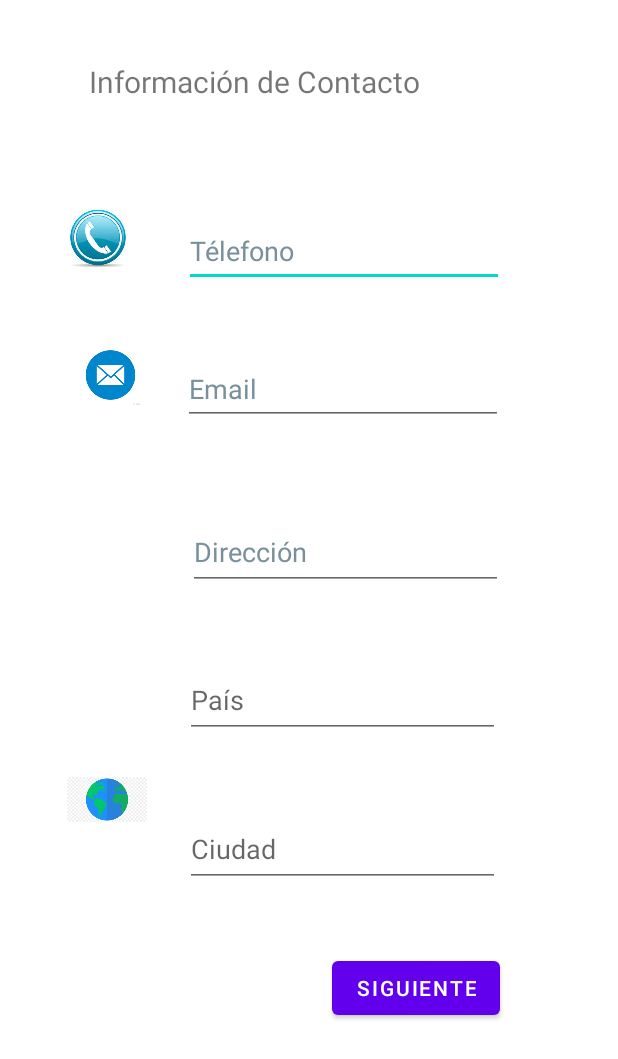
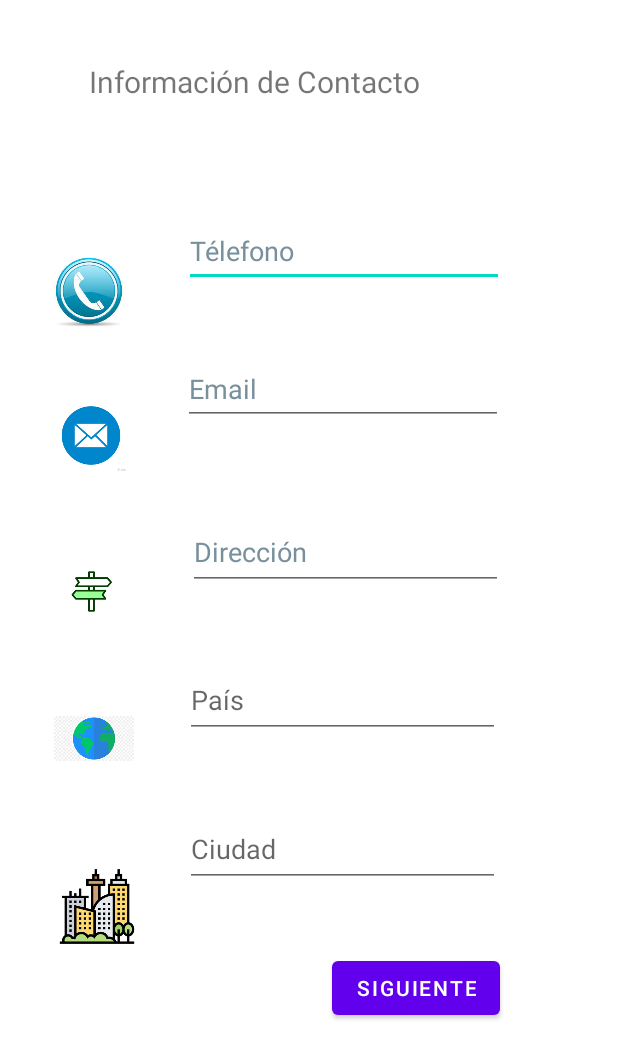
Before and after one commit to juangrestrepo/LasbCM20221-Gr10, an Android app: the MainActivity2 screen opened directly, with no data from a screen before it, on a phone screen of 412 x 824 dp. Shown: the top 1059 px of the screen. Run offline under Robolectric (Android 15) with nearby library versions, the phone set to English and light mode, and no system bars.

Commit message:
montando y organizando iconos

```diff
--- a/Lab1-UI/src/main/res/layout/activity_main.xml
+++ b/Lab1-UI/src/main/res/layout/activity_main.xml
@@ -119,8 +119,8 @@
         android:id="@+id/button"
         android:layout_width="wrap_content"
         android:layout_height="wrap_content"
-        android:layout_marginTop="132dp"
-        android:layout_marginEnd="72dp"
+        android:layout_marginTop="108dp"
+        android:layout_marginEnd="32dp"
         android:onClick="nextActivity"
         android:text="@string/siguiente"
         app:layout_constraintEnd_toEndOf="parent"
--- a/Lab1-UI/src/main/res/layout/contactdataactivity.xml
+++ b/Lab1-UI/src/main/res/layout/contactdataactivity.xml
@@ -45,40 +45,42 @@
 
     <ImageView
         android:id="@+id/imageView"
-        android:layout_width="41dp"
-        android:layout_height="45dp"
+        android:layout_width="49dp"
+        android:layout_height="55dp"
         android:contentDescription="TODO"
-        app:layout_constraintBottom_toTopOf="@+id/imageView2"
+        app:layout_constraintBottom_toBottomOf="parent"
         app:layout_constraintEnd_toEndOf="parent"
-        app:layout_constraintHorizontal_bias="0.121"
+        app:layout_constraintHorizontal_bias="0.096"
         app:layout_constraintStart_toStartOf="parent"
         app:layout_constraintTop_toTopOf="parent"
-        app:layout_constraintVertical_bias="0.743"
+        app:layout_constraintVertical_bias="0.217"
         app:srcCompat="@drawable/telefono"
         tools:ignore="ImageContrastCheck" />
 
     <ImageView
         android:id="@+id/imageView2"
-        android:layout_width="58dp"
-        android:layout_height="44dp"
-        android:layout_marginTop="228dp"
+        android:layout_width="52dp"
+        android:layout_height="55dp"
+        android:contentDescription="TODO"
+        app:layout_constraintBottom_toBottomOf="parent"
         app:layout_constraintEnd_toEndOf="parent"
-        app:layout_constraintHorizontal_bias="0.127"
+        app:layout_constraintHorizontal_bias="0.096"
         app:layout_constraintStart_toStartOf="parent"
-        app:layout_constraintTop_toTopOf="parent"
-        app:srcCompat="@drawable/email"
-        android:contentDescription="TODO" />
+        app:layout_constraintTop_toBottomOf="@+id/imageView"
+        app:layout_constraintVertical_bias="0.074"
+        app:srcCompat="@drawable/email" />
 
     <ImageView
         android:id="@+id/imageView3"
         android:layout_width="53dp"
         android:layout_height="54dp"
-        android:layout_marginBottom="264dp"
         android:contentDescription="TODO"
         app:layout_constraintBottom_toBottomOf="parent"
         app:layout_constraintEnd_toEndOf="parent"
-        app:layout_constraintHorizontal_bias="0.125"
+        app:layout_constraintHorizontal_bias="0.1"
         app:layout_constraintStart_toStartOf="parent"
+        app:layout_constraintTop_toBottomOf="@+id/imageView14"
+        app:layout_constraintVertical_bias="0.129"
         app:srcCompat="@drawable/pais" />
 
     <EditText
@@ -151,5 +153,31 @@
         app:layout_constraintVertical_bias="0.051"
         tools:text="@string/info2" />
 
+    <ImageView
+        android:id="@+id/imageView14"
+        android:layout_width="51dp"
+        android:layout_height="51dp"
+        android:layout_marginTop="40dp"
+        app:layout_constraintBottom_toBottomOf="parent"
+        app:layout_constraintEnd_toEndOf="parent"
+        app:layout_constraintHorizontal_bias="0.1"
+        app:layout_constraintStart_toStartOf="parent"
+        app:layout_constraintTop_toBottomOf="@+id/imageView2"
+        app:layout_constraintVertical_bias="0.025"
+        app:srcCompat="@drawable/direccion" />
+
+    <ImageView
+        android:id="@+id/imageView15"
+        android:layout_width="57dp"
+        android:layout_height="51dp"
+        android:layout_marginBottom="92dp"
+        app:layout_constraintBottom_toBottomOf="parent"
+        app:layout_constraintEnd_toEndOf="parent"
+        app:layout_constraintHorizontal_bias="0.101"
+        app:layout_constraintStart_toStartOf="parent"
+        app:layout_constraintTop_toBottomOf="@+id/imageView3"
+        app:layout_constraintVertical_bias="0.367"
+        app:srcCompat="@drawable/ciudad" />
+
 
 </androidx.constraintlayout.widget.ConstraintLayout>
```
Also changed, not shown: Lab1-UI/src/main/res/drawable/ciudad.png (added), Lab1-UI/src/main/res/drawable/direccion.png (added).
